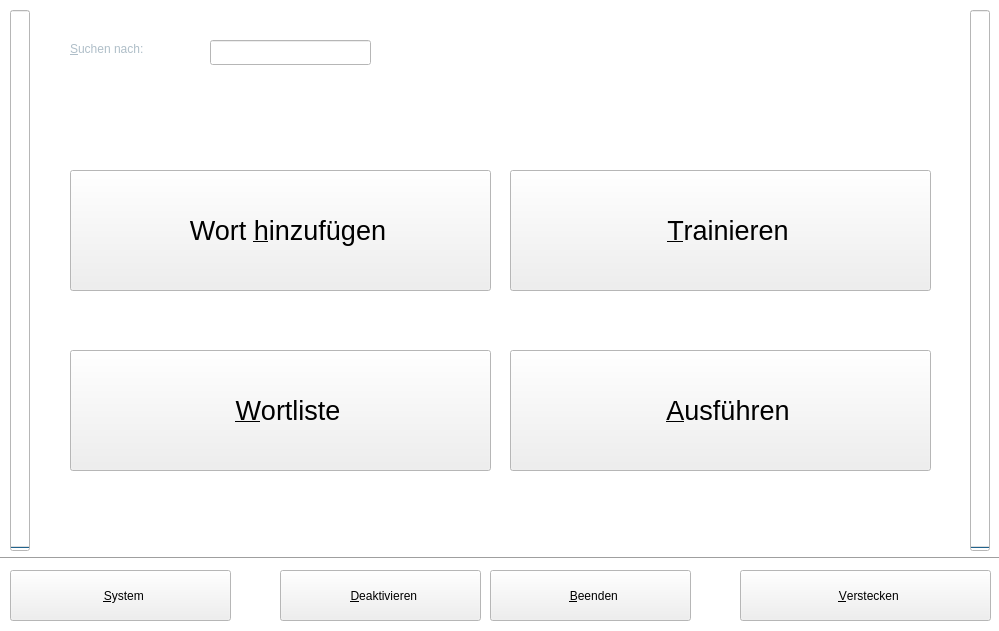
The window that ui/main.ui (KDE/simon) describes before a commit, drawn with Qt 5.
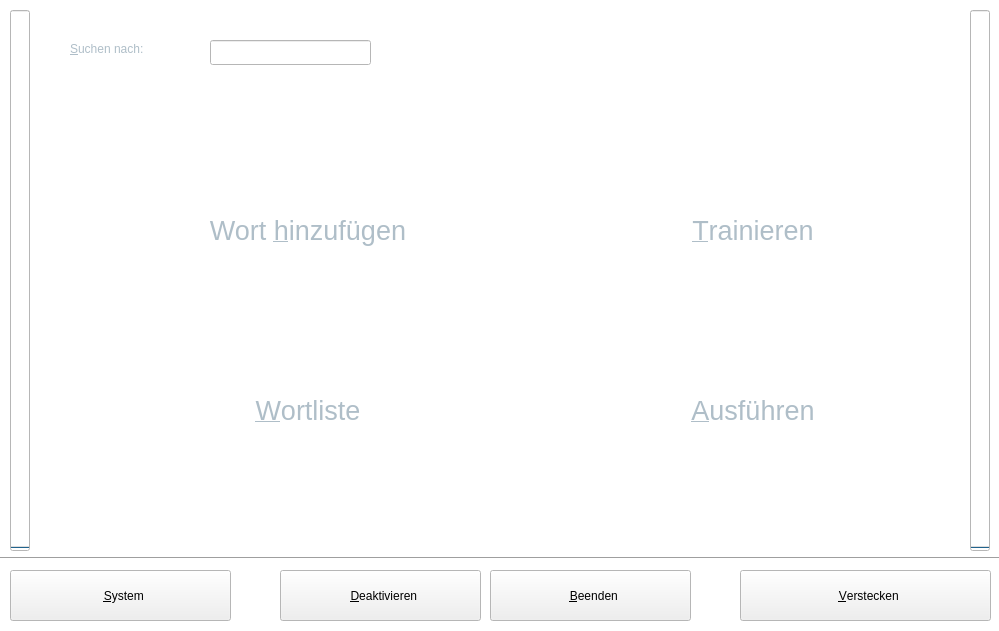
The same window after the commit. Icons and pictures are not drawn.

What changed in the file:
```diff
--- a/ui/main.ui
+++ b/ui/main.ui
@@ -107,33 +107,6 @@
    <iconset>../../../../../../../:/images/tray.png</iconset>
   </property>
   <widget class="QWidget" name="centralwidget" >
-   <widget class="QPushButton" name="pbTrain" >
-    <property name="geometry" >
-     <rect>
-      <x>510</x>
-      <y>170</y>
-      <width>421</width>
-      <height>121</height>
-     </rect>
-    </property>
-    <property name="font" >
-     <font>
-      <pointsize>20</pointsize>
-     </font>
-    </property>
-    <property name="text" >
-     <string>  &amp;Trainieren</string>
-    </property>
-    <property name="icon" >
-     <iconset resource="../simon.qrc" >:/images/icons/document-properties.svg</iconset>
-    </property>
-    <property name="iconSize" >
-     <size>
-      <width>56</width>
-      <height>56</height>
-     </size>
-    </property>
-   </widget>
    <widget class="QLineEdit" name="leSearch" >
     <property name="geometry" >
      <rect>
@@ -237,87 +210,6 @@
      <enum>Qt::Horizontal</enum>
     </property>
    </widget>
-   <widget class="QPushButton" name="pbEditWordList" >
-    <property name="geometry" >
-     <rect>
-      <x>70</x>
-      <y>350</y>
-      <width>421</width>
-      <height>121</height>
-     </rect>
-    </property>
-    <property name="font" >
-     <font>
-      <pointsize>20</pointsize>
-     </font>
-    </property>
-    <property name="text" >
-     <string>  &amp;Wortliste</string>
-    </property>
-    <property name="icon" >
-     <iconset resource="../simon.qrc" >:/images/icons/format-justify-fill.svg</iconset>
-    </property>
-    <property name="iconSize" >
-     <size>
-      <width>56</width>
-      <height>56</height>
-     </size>
-    </property>
-   </widget>
-   <widget class="QPushButton" name="pbAddWord" >
-    <property name="geometry" >
-     <rect>
-      <x>70</x>
-      <y>170</y>
-      <width>421</width>
-      <height>121</height>
-     </rect>
-    </property>
-    <property name="font" >
-     <font>
-      <pointsize>20</pointsize>
-     </font>
-    </property>
-    <property name="text" >
-     <string>  Wort &amp;hinzufügen</string>
-    </property>
-    <property name="icon" >
-     <iconset resource="../simon.qrc" >:/images/icons/document-new.svg</iconset>
-    </property>
-    <property name="iconSize" >
-     <size>
-      <width>56</width>
-      <height>56</height>
-     </size>
-    </property>
-   </widget>
-   <widget class="QPushButton" name="pbRunProgram" >
-    <property name="geometry" >
-     <rect>
-      <x>510</x>
-      <y>350</y>
-      <width>421</width>
-      <height>121</height>
-     </rect>
-    </property>
-    <property name="font" >
-     <font>
-      <pointsize>20</pointsize>
-     </font>
-    </property>
-    <property name="text" >
-     <string>  &amp;Ausführen</string>
-    </property>
-    <property name="icon" >
-     <iconset resource="../simon.qrc" >:/images/icons/emblem-system.svg</iconset>
-    </property>
-    <property name="iconSize" >
-     <size>
-      <width>56</width>
-      <height>56</height>
-     </size>
-    </property>
-   </widget>
    <widget class="QProgressBar" name="pbLevel2" >
     <property name="geometry" >
      <rect>
@@ -456,6 +348,345 @@
      </size>
     </property>
    </widget>
+   <widget class="QPushButton" name="pbAddWord" >
+    <property name="geometry" >
+     <rect>
+      <x>110</x>
+      <y>170</y>
+      <width>381</width>
+      <height>121</height>
+     </rect>
+    </property>
+    <property name="palette" >
+     <palette>
+      <active>
+       <colorrole role="ButtonText" >
+        <brush brushstyle="SolidPattern" >
+         <color alpha="255" >
+          <red>175</red>
+          <green>190</green>
+          <blue>200</blue>
+         </color>
+        </brush>
+       </colorrole>
+      </active>
+      <inactive>
+       <colorrole role="ButtonText" >
+        <brush brushstyle="SolidPattern" >
+         <color alpha="255" >
+          <red>175</red>
+          <green>190</green>
+          <blue>200</blue>
+         </color>
+        </brush>
+       </colorrole>
+      </inactive>
+      <disabled>
+       <colorrole role="ButtonText" >
+        <brush brushstyle="SolidPattern" >
+         <color alpha="255" >
+          <red>119</red>
+          <green>119</green>
+          <blue>119</blue>
+         </color>
+        </brush>
+       </colorrole>
+      </disabled>
+     </palette>
+    </property>
+    <property name="font" >
+     <font>
+      <pointsize>20</pointsize>
+     </font>
+    </property>
+    <property name="toolTip" >
+     <string>Fügt ein neues Wort in das Sprachmodell ein</string>
+    </property>
+    <property name="text" >
+     <string>  Wort &amp;hinzufügen</string>
+    </property>
+    <property name="icon" >
+     <iconset resource="../simon.qrc" >:/images/icons/document-new.svg</iconset>
+    </property>
+    <property name="iconSize" >
+     <size>
+      <width>56</width>
+      <height>56</height>
+     </size>
+    </property>
+    <property name="flat" >
+     <bool>true</bool>
+    </property>
+   </widget>
+   <widget class="QPushButton" name="pbEditWordList" >
+    <property name="geometry" >
+     <rect>
+      <x>110</x>
+      <y>350</y>
+      <width>381</width>
+      <height>121</height>
+     </rect>
+    </property>
+    <property name="palette" >
+     <palette>
+      <active>
+       <colorrole role="WindowText" >
+        <brush brushstyle="SolidPattern" >
+         <color alpha="255" >
+          <red>255</red>
+          <green>255</green>
+          <blue>255</blue>
+         </color>
+        </brush>
+       </colorrole>
+       <colorrole role="Text" >
+        <brush brushstyle="SolidPattern" >
+         <color alpha="255" >
+          <red>255</red>
+          <green>255</green>
+          <blue>255</blue>
+         </color>
+        </brush>
+       </colorrole>
+       <colorrole role="ButtonText" >
+        <brush brushstyle="SolidPattern" >
+         <color alpha="255" >
+          <red>175</red>
+          <green>190</green>
+          <blue>200</blue>
+         </color>
+        </brush>
+       </colorrole>
+      </active>
+      <inactive>
+       <colorrole role="WindowText" >
+        <brush brushstyle="SolidPattern" >
+         <color alpha="255" >
+          <red>255</red>
+          <green>255</green>
+          <blue>255</blue>
+         </color>
+        </brush>
+       </colorrole>
+       <colorrole role="Text" >
+        <brush brushstyle="SolidPattern" >
+         <color alpha="255" >
+          <red>255</red>
+          <green>255</green>
+          <blue>255</blue>
+         </color>
+        </brush>
+       </colorrole>
+       <colorrole role="ButtonText" >
+        <brush brushstyle="SolidPattern" >
+         <color alpha="255" >
+          <red>175</red>
+          <green>190</green>
+          <blue>200</blue>
+         </color>
+        </brush>
+       </colorrole>
+      </inactive>
+      <disabled>
+       <colorrole role="WindowText" >
+        <brush brushstyle="SolidPattern" >
+         <color alpha="255" >
+          <red>255</red>
+          <green>255</green>
+          <blue>255</blue>
+         </color>
+        </brush>
+       </colorrole>
+       <colorrole role="Text" >
+        <brush brushstyle="SolidPattern" >
+         <color alpha="255" >
+          <red>255</red>
+          <green>255</green>
+          <blue>255</blue>
+         </color>
+        </brush>
+       </colorrole>
+       <colorrole role="ButtonText" >
+        <brush brushstyle="SolidPattern" >
+         <color alpha="255" >
+          <red>255</red>
+          <green>255</green>
+          <blue>255</blue>
+         </color>
+        </brush>
+       </colorrole>
+      </disabled>
+     </palette>
+    </property>
+    <property name="font" >
+     <font>
+      <pointsize>20</pointsize>
+      <antialiasing>true</antialiasing>
+      <kerning>true</kerning>
+     </font>
+    </property>
+    <property name="toolTip" >
+     <string>Vokabel durchsehen / editieren und ändern. Außerdem kann hier ein per-Wort Trainingsprogramm zusammengestellt werden.</string>
+    </property>
+    <property name="styleSheet" >
+     <string/>
+    </property>
+    <property name="text" >
+     <string>  &amp;Wortliste</string>
+    </property>
+    <property name="icon" >
+     <iconset resource="../simon.qrc" >:/images/icons/format-justify-fill.svg</iconset>
+    </property>
+    <property name="iconSize" >
+     <size>
+      <width>56</width>
+      <height>56</height>
+     </size>
+    </property>
+    <property name="flat" >
+     <bool>true</bool>
+    </property>
+   </widget>
+   <widget class="QPushButton" name="pbTrain" >
+    <property name="geometry" >
+     <rect>
+      <x>570</x>
+      <y>170</y>
+      <width>351</width>
+      <height>121</height>
+     </rect>
+    </property>
+    <property name="palette" >
+     <palette>
+      <active>
+       <colorrole role="ButtonText" >
+        <brush brushstyle="SolidPattern" >
+         <color alpha="255" >
+          <red>175</red>
+          <green>190</green>
+          <blue>200</blue>
+         </color>
+        </brush>
+       </colorrole>
+      </active>
+      <inactive>
+       <colorrole role="ButtonText" >
+        <brush brushstyle="SolidPattern" >
+         <color alpha="255" >
+          <red>175</red>
+          <green>190</green>
+          <blue>200</blue>
+         </color>
+        </brush>
+       </colorrole>
+      </inactive>
+      <disabled>
+       <colorrole role="ButtonText" >
+        <brush brushstyle="SolidPattern" >
+         <color alpha="255" >
+          <red>119</red>
+          <green>119</green>
+          <blue>119</blue>
+         </color>
+        </brush>
+       </colorrole>
+      </disabled>
+     </palette>
+    </property>
+    <property name="font" >
+     <font>
+      <pointsize>20</pointsize>
+     </font>
+    </property>
+    <property name="toolTip" >
+     <string>Hier können Sie das Sprachmodell editieren und somit die Erkennungsrate erhöhen</string>
+    </property>
+    <property name="text" >
+     <string>  &amp;Trainieren</string>
+    </property>
+    <property name="icon" >
+     <iconset resource="../simon.qrc" >:/images/icons/document-properties.svg</iconset>
+    </property>
+    <property name="iconSize" >
+     <size>
+      <width>56</width>
+      <height>56</height>
+     </size>
+    </property>
+    <property name="flat" >
+     <bool>true</bool>
+    </property>
+   </widget>
+   <widget class="QPushButton" name="pbRunProgram" >
+    <property name="geometry" >
+     <rect>
+      <x>570</x>
+      <y>350</y>
+      <width>351</width>
+      <height>121</height>
+     </rect>
+    </property>
+    <property name="palette" >
+     <palette>
+      <active>
+       <colorrole role="ButtonText" >
+        <brush brushstyle="SolidPattern" >
+         <color alpha="255" >
+          <red>175</red>
+          <green>190</green>
+          <blue>200</blue>
+         </color>
+        </brush>
+       </colorrole>
+      </active>
+      <inactive>
+       <colorrole role="ButtonText" >
+        <brush brushstyle="SolidPattern" >
+         <color alpha="255" >
+          <red>175</red>
+          <green>190</green>
+          <blue>200</blue>
+         </color>
+        </brush>
+       </colorrole>
+      </inactive>
+      <disabled>
+       <colorrole role="ButtonText" >
+        <brush brushstyle="SolidPattern" >
+         <color alpha="255" >
+          <red>119</red>
+          <green>119</green>
+          <blue>119</blue>
+         </color>
+        </brush>
+       </colorrole>
+      </disabled>
+     </palette>
+    </property>
+    <property name="font" >
+     <font>
+      <pointsize>20</pointsize>
+     </font>
+    </property>
+    <property name="toolTip" >
+     <string>Zeigt den Ausführendialog an. Hier können Sie Kommandos ausführen und ändern</string>
+    </property>
+    <property name="text" >
+     <string>  &amp;Ausführen</string>
+    </property>
+    <property name="icon" >
+     <iconset resource="../simon.qrc" >:/images/icons/emblem-system.svg</iconset>
+    </property>
+    <property name="iconSize" >
+     <size>
+      <width>56</width>
+      <height>56</height>
+     </size>
+    </property>
+    <property name="flat" >
+     <bool>true</bool>
+    </property>
+   </widget>
    <widget class="QLabel" name="lbBg" >
     <property name="geometry" >
      <rect>
```
Left out of the diff: 111 changed lines with no effect on the pictures.
